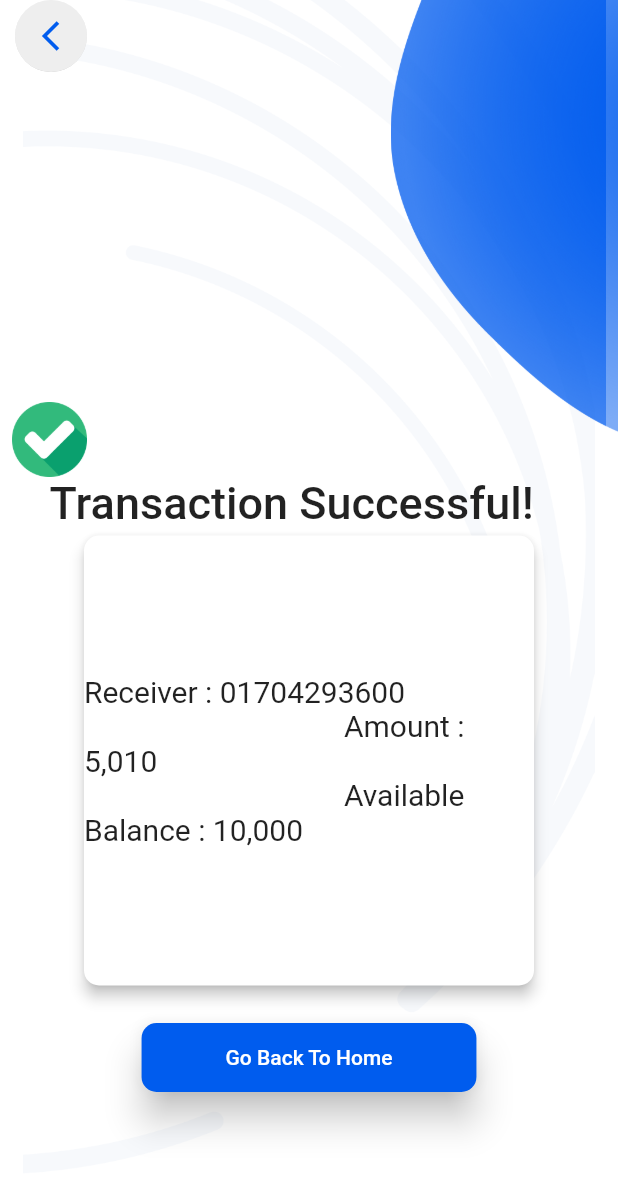
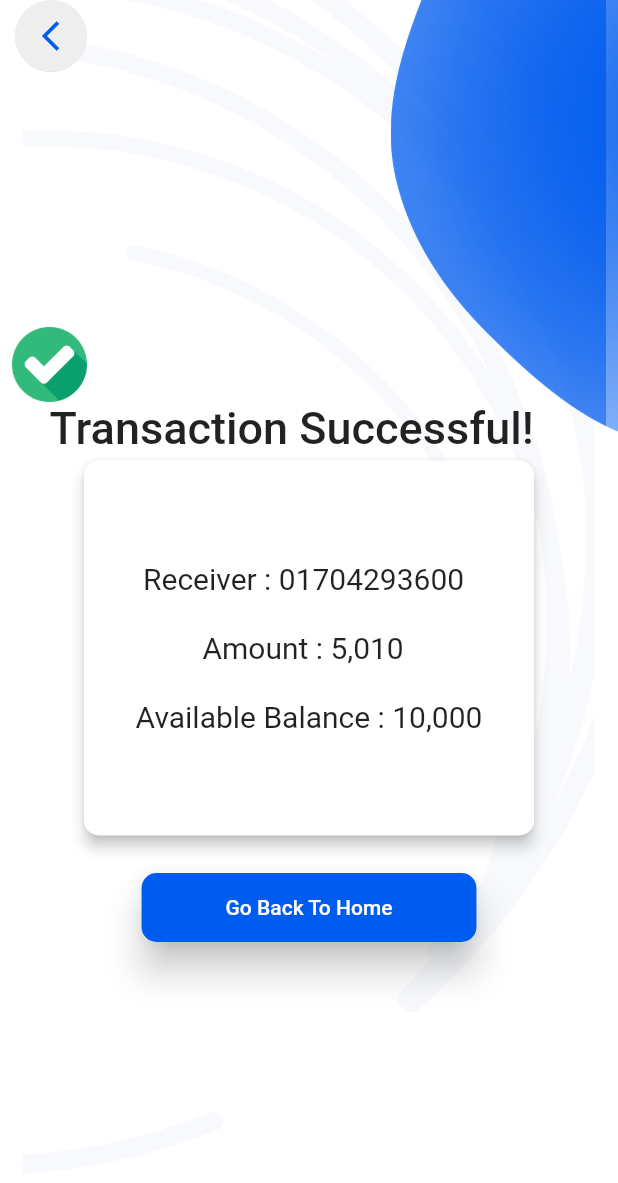
Before and after one commit to snowman1120/etaka, a Flutter app: the screen it shows after launch, on a phone screen of 412 x 824 dp. Shown: the top 1183 px of the screen. Run offline on Flutter 3.47's test engine with Material 2 defaults, Android fonts, the phone set to English and light mode, and no system bars; our stand-ins replace fl_chart, flutter_svg.

Commit message:
Update transaction_successfull.dart

```diff
--- a/lib/screens/transaction_successfull.dart
+++ b/lib/screens/transaction_successfull.dart
@@ -20,7 +20,7 @@ class TransactionSuccessfulState extends State<TransactionSuccessful> {
         crossAxisAlignment: CrossAxisAlignment.start,
         children: [
           SizedBox(
-            height: 200,
+            height: 150,
           ),
 
           Container(
@@ -55,7 +55,7 @@ class TransactionSuccessfulState extends State<TransactionSuccessful> {
               ),
               child: Container(
                 width: 300,
-                height: 300,
+                height: 250,
                 decoration: BoxDecoration(
                   // border: Border.all(
                   //   color: Colors.black,
@@ -64,9 +64,9 @@ class TransactionSuccessfulState extends State<TransactionSuccessful> {
                   borderRadius: BorderRadius.circular(10),
                 ),
                 child: Center(
-                    child: Text('''Receiver : 01704293600
-                                   Amount : 5,010
-                                   Available Balance : 10,000 ''',
+                    child: Text(""" Receiver : 01704293600\n
+         Amount : 5,010\n
+Available Balance : 10,000""",maxLines: 20,
                         style: TextStyle(fontSize: 20))),
               ),
             ),
```
